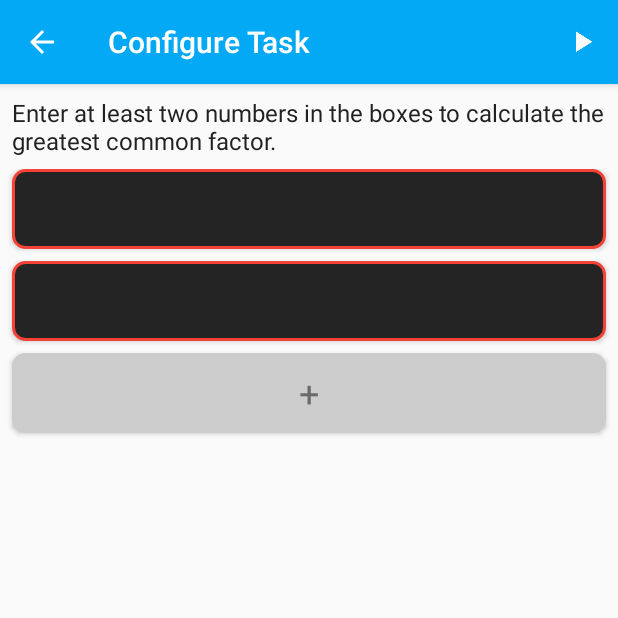
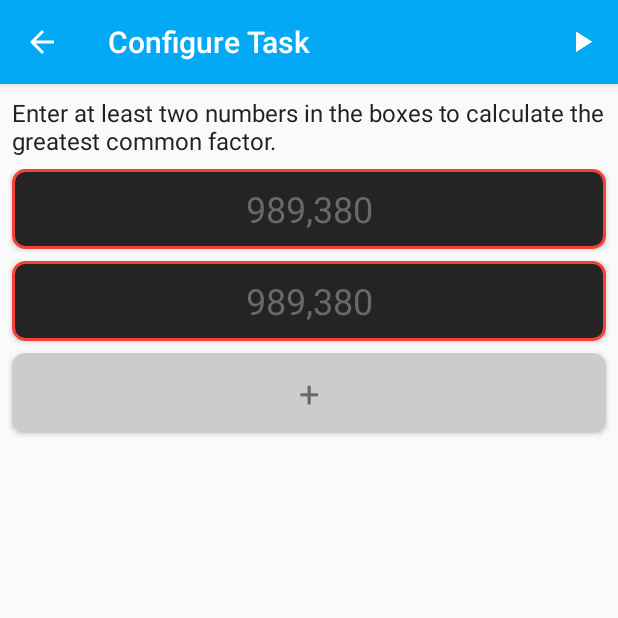
Before and after one commit to TychoTheTaco/Prime-Number-Finder, an Android app: the GCFConfigurationActivity screen opened directly, with no data from a screen before it, on a phone screen of 412 x 824 dp, the top half of it. Run offline under Robolectric (Android 15) with nearby library versions, the phone set to English and light mode, and no system bars.

Commit message:
minor improvements

```diff
--- a/app/src/main/java/com/tycho/app/primenumberfinder/modules/lcm/adapters/NumbersListAdapter.java
+++ b/app/src/main/java/com/tycho/app/primenumberfinder/modules/lcm/adapters/NumbersListAdapter.java
@@ -49,12 +49,13 @@ public class NumbersListAdapter extends RecyclerView.Adapter<NumbersListAdapter.
                     new int[]{},
                     new int[]{Color.LTGRAY}
             ));
+            holder.input.setShowRandomHint(false);
             holder.input.setHint("+");
             holder.input.setText("");
         }else{
+            holder.input.setShowRandomHint(true);
             holder.input.setNumber(numbers.get(position));
             holder.input.setBackgroundTintList(null);
-            holder.input.setHint("");
         }
     }
 
@@ -105,7 +106,6 @@ public class NumbersListAdapter extends RecyclerView.Adapter<NumbersListAdapter.
             super(view);
             input = view.findViewById(R.id.number_input);
             input.setClearOnTouch(false);
-            input.setShowRandomHint(false);
             input.addTextChangedListener(new TextWatcher() {
                 @Override
                 public void beforeTextChanged(CharSequence charSequence, int i, int i1, int i2) {
--- a/app/src/main/java/com/tycho/app/primenumberfinder/utils/Validator.java
+++ b/app/src/main/java/com/tycho/app/primenumberfinder/utils/Validator.java
@@ -112,21 +112,16 @@ public class Validator {
     }
 
     public static boolean isValidLCMInput(final BigInteger number) {
-        System.out.println("IS VALID: " + number);
-
         //Number must be less than or equal to max long value
         if (number.compareTo(BigInteger.valueOf(Long.MAX_VALUE)) >= 0) {
-            System.out.println(number + ": false");
             return false;
         }
 
         //Number cannot be 0
         if (number.compareTo(BigInteger.ZERO) == 0){
-            System.out.println(number + ": false");
             return false;
         }
 
-        System.out.println(number + ": true");
         return true;
     }
 }
```
